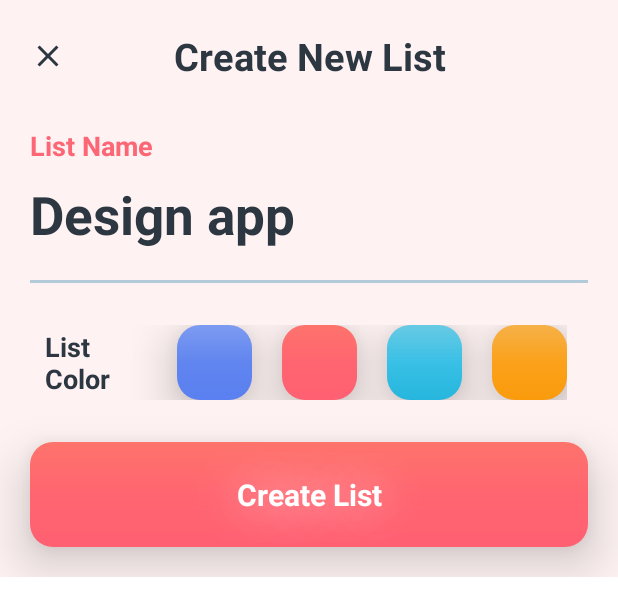
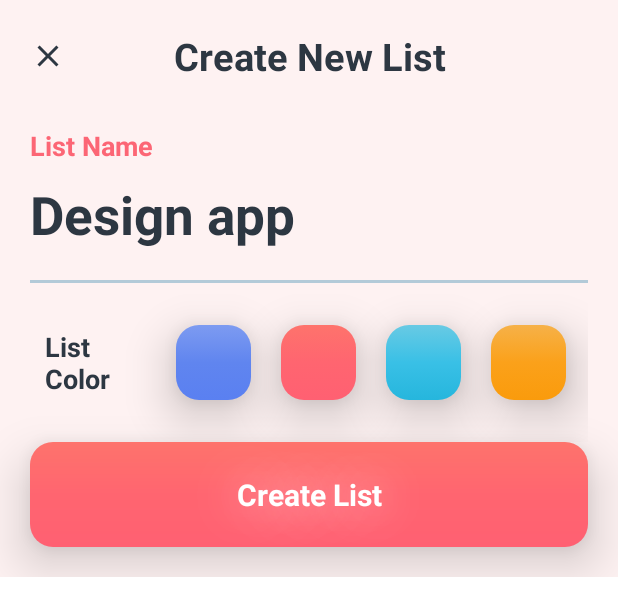
Before and after one commit to ArsTaroyan/Daily, an Android app: the layout dialog_new_list.xml on its own in the app's theme, with its tools: preview values and no code run, on a phone screen of 412 x 824 dp. Shown: the top 616 px of the screen. Run offline under Robolectric (Android 15) with nearby library versions, the phone set to English and light mode, and no system bars.

Commit message:
AddNewDialog

```diff
--- a/app/src/main/res/drawable/btn_blue_checked.xml
+++ b/app/src/main/res/drawable/btn_blue_checked.xml
@@ -2,7 +2,7 @@
 <shape xmlns:android="http://schemas.android.com/apk/res/android">
 
     <corners android:radius="@dimen/space_15" />
-    <stroke android:color="@color/dark_blue" android:width="@dimen/space_5"/>
+    <stroke android:color="@color/dark_blue" android:width="@dimen/space_3"/>
     <gradient
         android:angle="270"
         android:centerColor="@color/blue_center"
--- a/app/src/main/res/drawable/btn_orange_checked.xml
+++ b/app/src/main/res/drawable/btn_orange_checked.xml
@@ -2,7 +2,7 @@
 <shape xmlns:android="http://schemas.android.com/apk/res/android">
 
     <corners android:radius="@dimen/space_15" />
-    <stroke android:color="@color/dark_orange" android:width="@dimen/space_5"/>
+    <stroke android:color="@color/dark_orange" android:width="@dimen/space_3"/>
 
     <gradient
         android:angle="270"
--- a/app/src/main/res/drawable/btn_purple_checked.xml
+++ b/app/src/main/res/drawable/btn_purple_checked.xml
@@ -2,7 +2,7 @@
 <shape xmlns:android="http://schemas.android.com/apk/res/android">
 
     <corners android:radius="@dimen/space_15" />
-    <stroke android:color="@color/dark_purple" android:width="@dimen/space_5"/>
+    <stroke android:color="@color/dark_purple" android:width="@dimen/space_3"/>
 
     <gradient
         android:angle="270"
--- a/app/src/main/res/drawable/btn_red_checked.xml
+++ b/app/src/main/res/drawable/btn_red_checked.xml
@@ -2,7 +2,7 @@
 <shape xmlns:android="http://schemas.android.com/apk/res/android">
 
     <corners android:radius="@dimen/space_15" />
-    <stroke android:color="@color/dark_red" android:width="@dimen/space_5"/>
+    <stroke android:color="@color/dark_red" android:width="@dimen/space_3"/>
 
     <gradient
         android:angle="270"
--- a/app/src/main/res/layout/dialog_new_list.xml
+++ b/app/src/main/res/layout/dialog_new_list.xml
@@ -82,9 +82,10 @@
         app:layout_constraintTop_toBottomOf="@id/firstLine" />
 
     <RadioGroup
-        android:layout_width="wrap_content"
-        android:layout_height="wrap_content"
+        android:layout_width="@dimen/space_0"
+        android:layout_height="@dimen/space_0"
         android:orientation="horizontal"
+        android:gravity="center"
         app:layout_constraintBottom_toTopOf="@id/btnCreateList"
         app:layout_constraintEnd_toStartOf="@id/guideLineEnd"
         app:layout_constraintStart_toEndOf="@id/listColor"
@@ -95,7 +96,7 @@
             android:layout_width="@dimen/space_50"
             android:layout_height="@dimen/space_50"
             android:layout_marginStart="@dimen/space_30"
-            android:background="@drawable/btn_purple"
+            android:background="@drawable/radio_purple"
             android:button="@android:color/transparent"
             android:elevation="@dimen/space_5"
             android:translationZ="@dimen/space_15" />
@@ -105,7 +106,7 @@
             android:layout_width="@dimen/space_50"
             android:layout_height="@dimen/space_50"
             android:layout_marginStart="@dimen/space_20"
-            android:background="@drawable/btn_red"
+            android:background="@drawable/radio_red"
             android:button="@android:color/transparent"
             android:elevation="@dimen/space_5"
             android:translationZ="@dimen/space_15" />
@@ -115,7 +116,7 @@
             android:layout_width="@dimen/space_50"
             android:layout_height="@dimen/space_50"
             android:layout_marginStart="@dimen/space_20"
-            android:background="@drawable/btn_blue"
+            android:background="@drawable/radio_blue"
             android:button="@android:color/transparent"
             android:elevation="@dimen/space_5"
             android:translationZ="@dimen/space_15" />
@@ -125,7 +126,7 @@
             android:layout_width="@dimen/space_50"
             android:layout_height="@dimen/space_50"
             android:layout_marginStart="@dimen/space_20"
-            android:background="@drawable/btn_orange"
+            android:background="@drawable/radio_orange"
             android:button="@android:color/transparent"
             android:elevation="@dimen/space_5"
             android:translationZ="@dimen/space_15" />
--- a/app/src/main/res/values/colors.xml
+++ b/app/src/main/res/values/colors.xml
@@ -49,9 +49,9 @@
 
     <color name="switch_color">#dddfe9</color>
     <color name="fade_white">#80FFFFFF</color>
-    <color name="dark_blue">#3F51B5</color>
-    <color name="dark_orange">#FF7409</color>
-    <color name="dark_purple">#7020FF</color>
-    <color name="dark_red">#ED363C</color>
+    <color name="dark_blue">#0EB7E6</color>
+    <color name="dark_orange">#FA9804</color>
+    <color name="dark_purple">#4572EF</color>
+    <color name="dark_red">#FB424E</color>
 
 </resources>
```
